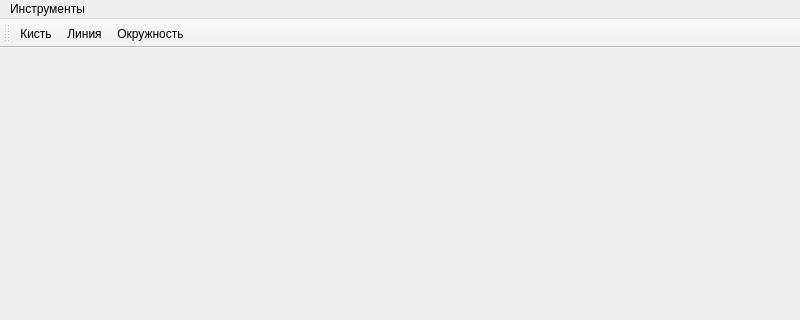
The window that window.ui (UnSstrennen/pyqt_graph) describes before a commit, drawn with Qt 5; both pictures show x 0 to 800 and y 0 to 320 of the 800 by 600 pixel window.
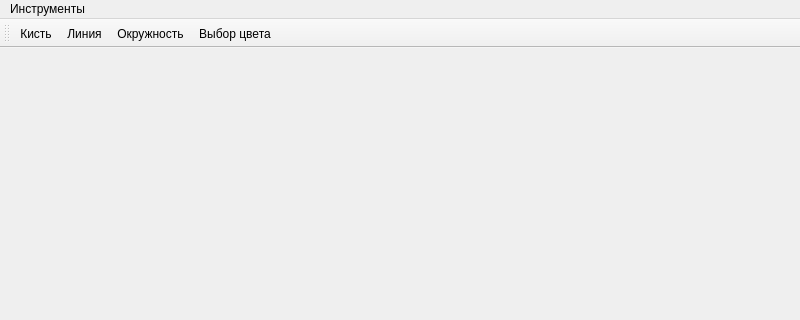
The same window after the commit.

```diff
--- a/window.ui
+++ b/window.ui
@@ -47,6 +47,7 @@
    <addaction name="action_brush"/>
    <addaction name="action_line"/>
    <addaction name="action_circle"/>
+   <addaction name="action_color"/>
   </widget>
   <action name="action_brush">
    <property name="text">
@@ -63,6 +64,11 @@
     <string>Окружность</string>
    </property>
   </action>
+  <action name="action_color">
+   <property name="text">
+    <string>Выбор цвета</string>
+   </property>
+  </action>
  </widget>
  <resources/>
  <connections/>
```
Left out of the diff: 1 changed line with no effect on the pictures.
